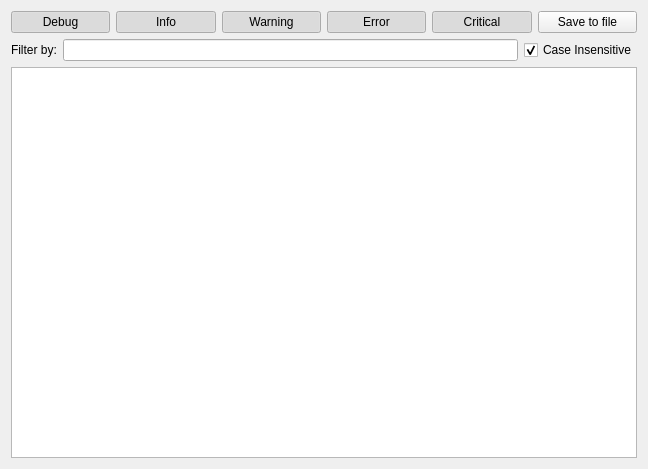
This is src/leap/bitmask/gui/ui/loggerwindow.ui in leapcode/bitmask_client as Qt 5 draws it before an edit. The edited form follows.
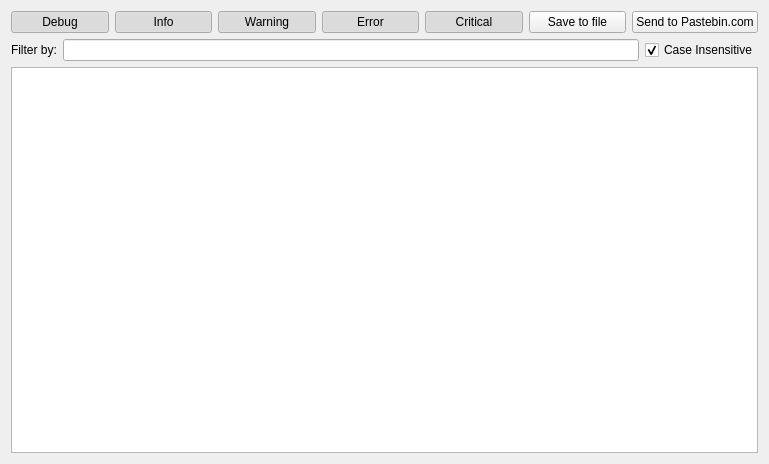
This is the edited form. Icons and pictures are not drawn.

Commit message:
Add Pastebin button to logger window.
Also add png image for the button and license information.

```diff
--- a/src/leap/bitmask/gui/ui/loggerwindow.ui
+++ b/src/leap/bitmask/gui/ui/loggerwindow.ui
@@ -6,8 +6,8 @@
    <rect>
     <x>0</x>
     <y>0</y>
-    <width>648</width>
-    <height>469</height>
+    <width>769</width>
+    <height>464</height>
    </rect>
   </property>
   <property name="windowTitle">
@@ -154,6 +154,17 @@
        </property>
       </widget>
      </item>
+     <item>
+      <widget class="QPushButton" name="btnPastebin">
+       <property name="text">
+        <string>Send to Pastebin.com</string>
+       </property>
+       <property name="icon">
+        <iconset resource="../../../../../data/resources/loggerwindow.qrc">
+         <normaloff>:/images/pastebin.png</normaloff>:/images/pastebin.png</iconset>
+       </property>
+      </widget>
+     </item>
     </layout>
    </item>
   </layout>
```
The commit also changes 3 other files.
